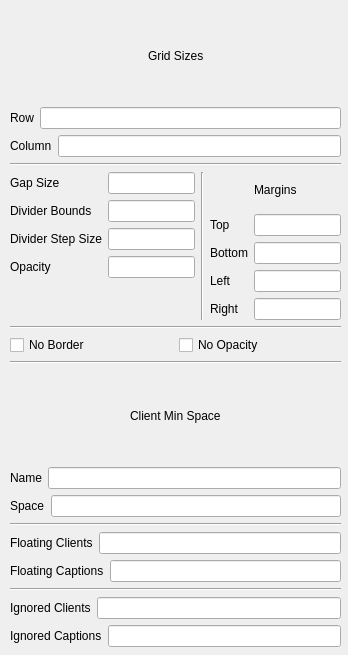
Old version of the form contents/ui/config.ui in the repository lingtjien/Grid-Tiling-Kwin.
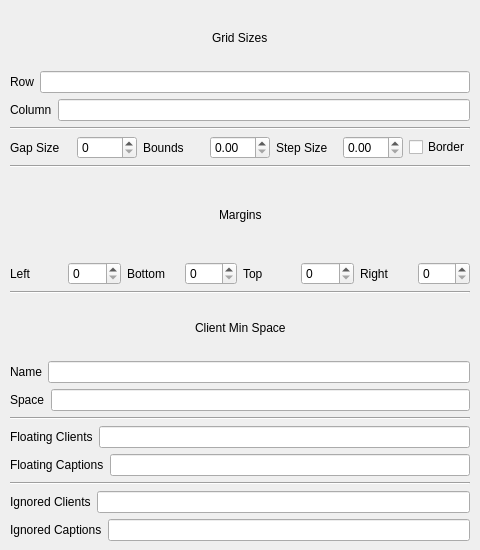
New version of the form.

Commit message: remove opacity control (moving this to a seperate script to handle this, this script should only handle sizing/positioning of clients) and update the UI with some bound checking while I'm at it

Patch:
```diff
--- a/contents/ui/config.ui
+++ b/contents/ui/config.ui
@@ -6,14 +6,14 @@
    <rect>
     <x>0</x>
     <y>0</y>
-    <width>348</width>
-    <height>655</height>
+    <width>480</width>
+    <height>550</height>
    </rect>
   </property>
   <property name="minimumSize">
    <size>
-    <width>348</width>
-    <height>655</height>
+    <width>480</width>
+    <height>550</height>
    </size>
   </property>
   <property name="windowTitle">
@@ -24,8 +24,8 @@
     <rect>
      <x>10</x>
      <y>10</y>
-     <width>331</width>
-     <height>637</height>
+     <width>460</width>
+     <height>531</height>
     </rect>
    </property>
    <layout class="QVBoxLayout" name="main">
@@ -111,60 +111,57 @@
     <item>
      <layout class="QHBoxLayout" name="section1Layout">
       <item>
-       <layout class="QFormLayout" name="formLayout">
-        <item row="0" column="0">
          <widget class="QLabel" name="gapLabel">
           <property name="text">
            <string>Gap Size</string>
           </property>
          </widget>
         </item>
-        <item row="0" column="1">
-         <widget class="QLineEdit" name="kcfg_gap">
-          <property name="text">
-           <string/>
+      <item>
+       <widget class="QSpinBox" name="kcfg_gap">
+        <property name="minimum">
+         <number>0</number>
           </property>
          </widget>
         </item>
-        <item row="1" column="0">
+      <item>
          <widget class="QLabel" name="dividerBoundsLabel">
           <property name="text">
-           <string>Divider Bounds</string>
+         <string>Bounds</string>
           </property>
          </widget>
         </item>
-        <item row="1" column="1">
-         <widget class="QLineEdit" name="kcfg_dividerBounds">
-          <property name="text">
-           <string/>
-          </property>
-         </widget>
-        </item>
-        <item row="2" column="0">
+      <item>
+       <widget class="QDoubleSpinBox" name="kcfg_dividerBounds">
+        <property name="maximum">
+         <double>0.500000000000000</double>
+        </property>
+        <property name="singleStep">
+         <double>0.050000000000000</double>
+        </property>
+       </widget>
+      </item>
+      <item>
          <widget class="QLabel" name="dividerStepSizeLabel">
           <property name="text">
-           <string>Divider Step Size</string>
+         <string>Step Size</string>
           </property>
          </widget>
         </item>
-        <item row="2" column="1">
-         <widget class="QLineEdit" name="kcfg_dividerStepSize">
-          <property name="text">
-           <string/>
-          </property>
-         </widget>
-        </item>
-        <item row="3" column="0">
-         <widget class="QLabel" name="opacityLabel">
-          <property name="text">
-           <string>Opacity</string>
+      <item>
+       <widget class="QDoubleSpinBox" name="kcfg_dividerStepSize">
+        <property name="maximum">
+         <double>0.500000000000000</double>
+        </property>
+        <property name="singleStep">
+         <double>0.010000000000000</double>
           </property>
          </widget>
         </item>
-        <item row="3" column="1">
-         <widget class="QLineEdit" name="kcfg_opacity">
+      <item>
+       <widget class="QCheckBox" name="kcfg_border">
           <property name="text">
-           <string/>
+         <string>Border</string>
           </property>
          </widget>
         </item>
@@ -173,12 +170,12 @@
       <item>
        <widget class="Line" name="lineDivider1">
         <property name="orientation">
-         <enum>Qt::Vertical</enum>
+       <enum>Qt::Horizontal</enum>
         </property>
        </widget>
       </item>
       <item>
-       <layout class="QVBoxLayout" name="marginsLayout">
+     <layout class="QVBoxLayout" name="marginLayout">
         <item>
          <layout class="QHBoxLayout" name="marginsTextLayout">
           <item>
@@ -220,64 +217,46 @@
          </layout>
         </item>
         <item>
-         <layout class="QFormLayout" name="marginsInnerLayout">
-          <item row="0" column="0">
-           <widget class="QLabel" name="topLabel">
-            <property name="text">
-             <string>Top</string>
-            </property>
-           </widget>
-          </item>
-          <item row="0" column="1">
-           <widget class="QLineEdit" name="kcfg_topMargin">
-            <property name="text">
-             <string/>
-            </property>
-           </widget>
-          </item>
-          <item row="1" column="0">
-           <widget class="QLabel" name="bottomLabel">
-            <property name="text">
-             <string>Bottom</string>
-            </property>
-           </widget>
-          </item>
-          <item row="1" column="1">
-           <widget class="QLineEdit" name="kcfg_bottomMargin">
-            <property name="text">
-             <string/>
-            </property>
-           </widget>
-          </item>
-          <item row="2" column="0">
+       <layout class="QHBoxLayout" name="marginSizesLayout">
+        <item>
            <widget class="QLabel" name="leftLabel">
             <property name="text">
              <string>Left</string>
             </property>
            </widget>
           </item>
-          <item row="2" column="1">
-           <widget class="QLineEdit" name="kcfg_leftMargin">
+        <item>
+         <widget class="QSpinBox" name="kcfg_leftMargin"/>
+        </item>
+        <item>
+         <widget class="QLabel" name="bottomLabel">
             <property name="text">
-             <string/>
+           <string>Bottom</string>
             </property>
            </widget>
           </item>
-          <item row="3" column="0">
+        <item>
+         <widget class="QSpinBox" name="kcfg_bottomMargin"/>
+        </item>
+        <item>
+         <widget class="QLabel" name="topLabel">
+          <property name="text">
+           <string>Top</string>
+          </property>
+         </widget>
+        </item>
+        <item>
+         <widget class="QSpinBox" name="kcfg_topMargin"/>
+        </item>
+        <item>
            <widget class="QLabel" name="rightLabel">
             <property name="text">
              <string>Right</string>
             </property>
            </widget>
           </item>
-          <item row="3" column="1">
-           <widget class="QLineEdit" name="kcfg_rightMargin">
-            <property name="text">
-             <string/>
-            </property>
-           </widget>
-          </item>
-         </layout>
+        <item>
+         <widget class="QSpinBox" name="kcfg_rightMargin"/>
         </item>
        </layout>
       </item>
@@ -290,40 +269,6 @@
       </property>
      </widget>
     </item>
-    <item>
-     <layout class="QHBoxLayout" name="toggleLayout">
-      <item>
-       <widget class="QCheckBox" name="kcfg_noBorder">
-        <property name="text">
-         <string>No Border</string>
-        </property>
-        <property name="checked">
-         <bool>false</bool>
-        </property>
-       </widget>
-      </item>
-      <item>
-       <widget class="QCheckBox" name="kcfg_noOpacity">
-        <property name="text">
-         <string>No Opacity</string>
-        </property>
-        <property name="checked">
-         <bool>false</bool>
-        </property>
-        <property name="tristate">
-         <bool>false</bool>
-        </property>
-       </widget>
-      </item>
-     </layout>
-    </item>
-    <item>
-     <widget class="Line" name="lineDivider3">
-      <property name="orientation">
-       <enum>Qt::Horizontal</enum>
-      </property>
-     </widget>
-    </item>
     <item>
      <layout class="QVBoxLayout" name="clientLayout">
       <item>
@@ -408,7 +353,7 @@
      </layout>
     </item>
     <item>
-     <widget class="Line" name="lineDivider4">
+     <widget class="Line" name="lineDivider3">
       <property name="orientation">
        <enum>Qt::Horizontal</enum>
       </property>
@@ -451,7 +396,7 @@
      </layout>
     </item>
     <item>
-     <widget class="Line" name="lineDivider5">
+     <widget class="Line" name="lineDivider4">
       <property name="orientation">
        <enum>Qt::Horizontal</enum>
       </property>
```
Left out of the diff: 2 changed lines with no effect on the pictures. Lines whose indentation alone changed are shown as unchanged. The commit also changes 1 other file.
